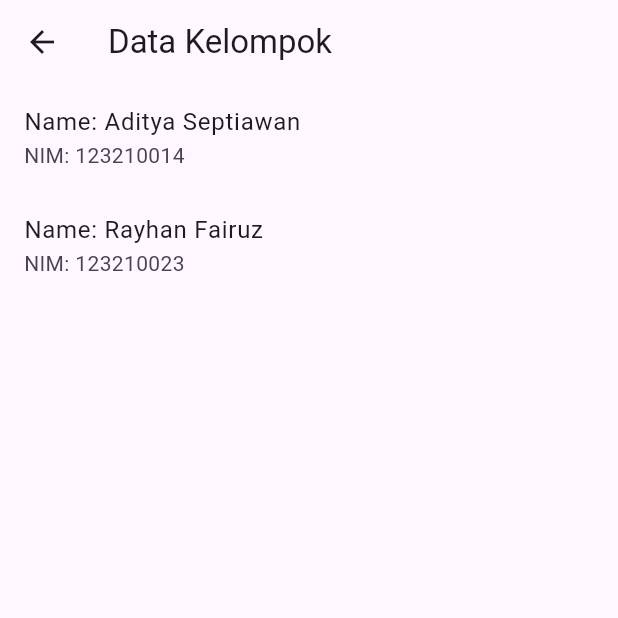
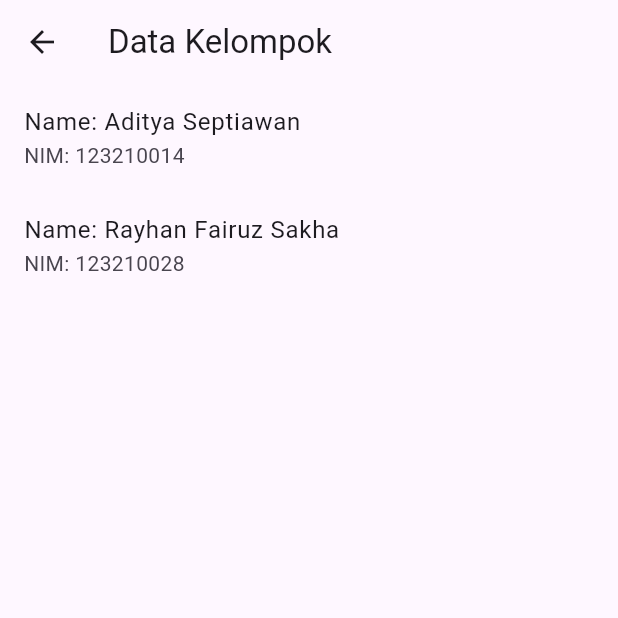
Before and after one commit to Adityas22/TPM1, a Flutter app: the DataKelompok screen opened directly, on a phone screen of 412 x 824 dp, the top half of it. Run offline on Flutter 3.47's test engine with Material 3 defaults, Android fonts, the phone set to English and light mode, and no system bars.

Commit message:
new update

```diff
--- a/lib/main.dart
+++ b/lib/main.dart
@@ -132,7 +132,7 @@ class DataKelompok extends StatelessWidget {
   // Define your list of data kelompok here
   final List<Map<String, String>> dataKelompok = [
     {'name': 'Aditya Septiawan', 'nim': '123210014'},
-    {'name': 'Rayhan Fairuz', 'nim': '123210023'},
+    {'name': 'Rayhan Fairuz Sakha', 'nim': '123210028'},
   ];
 
   @override
```
